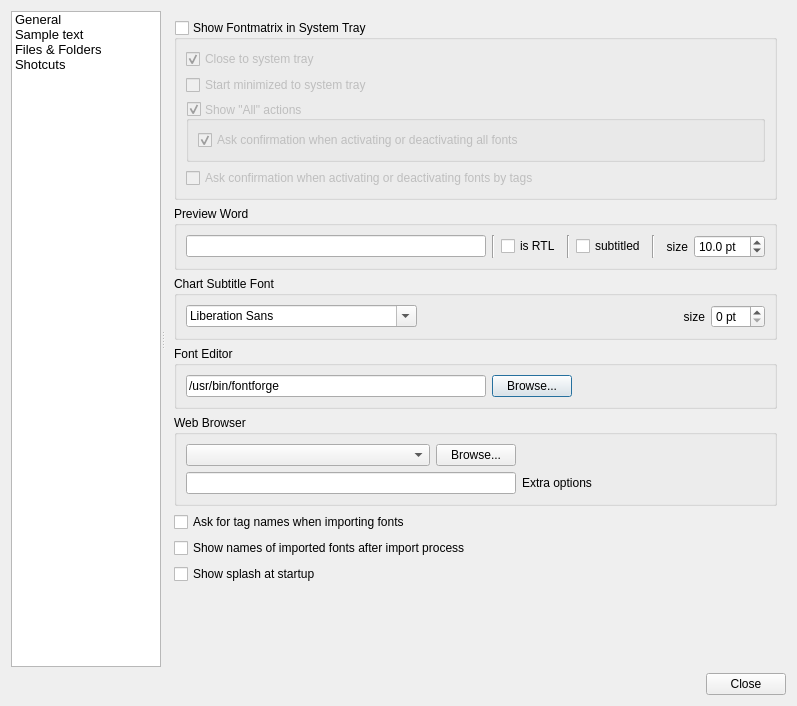
The window that src/prefs_panel.ui (fontmatrix/fontmatrix) describes before a commit, drawn with Qt 5.
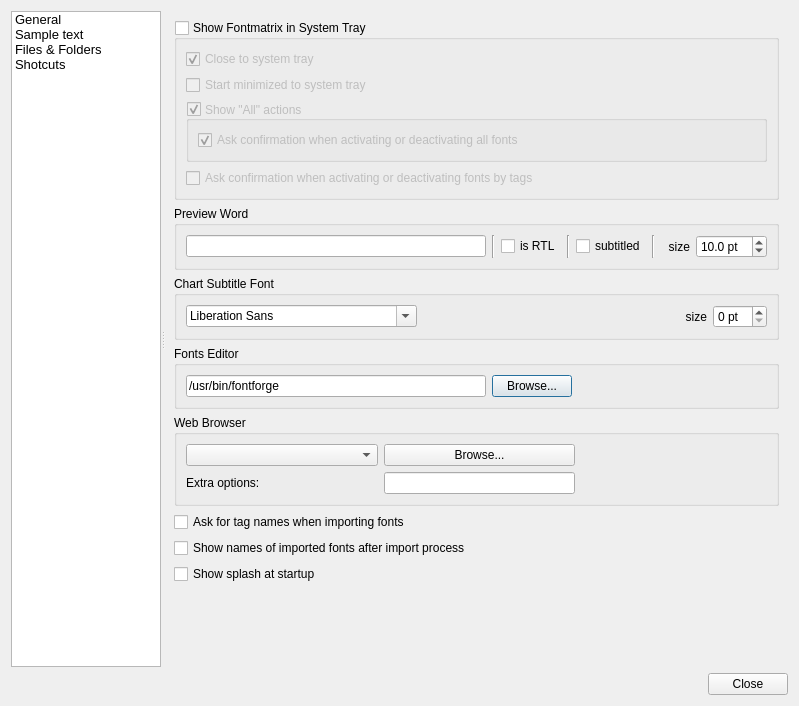
The same window after the commit. Icons and pictures are not drawn.

Commit message: fixing layout while I'm at that

The edit to the form file:
```diff
--- a/src/prefs_panel.ui
+++ b/src/prefs_panel.ui
@@ -5,7 +5,7 @@
    <rect>
     <x>0</x>
     <y>0</y>
-    <width>797</width>
+    <width>799</width>
     <height>706</height>
    </rect>
   </property>
@@ -250,7 +250,7 @@
         <item row="3" column="0" >
          <widget class="QGroupBox" name="groupBox_4" >
           <property name="title" >
-           <string>Font Editor</string>
+           <string>Fonts Editor</string>
           </property>
           <layout class="QHBoxLayout" name="_5" >
            <item>
@@ -384,9 +384,6 @@
              </property>
             </widget>
            </item>
-           <item row="1" column="0" colspan="2" >
-            <widget class="QLineEdit" name="browserOptions" />
-           </item>
            <item row="0" column="2" >
             <spacer name="horizontalSpacer_3" >
              <property name="orientation" >
@@ -400,10 +397,13 @@
              </property>
             </spacer>
            </item>
-           <item row="1" column="2" >
+           <item row="2" column="1" >
+            <widget class="QLineEdit" name="browserOptions" />
+           </item>
+           <item row="2" column="0" >
             <widget class="QLabel" name="label_9" >
              <property name="text" >
-              <string>Extra options</string>
+              <string>Extra options:</string>
              </property>
              <property name="buddy" >
               <cstring>browserOptions</cstring>
```
